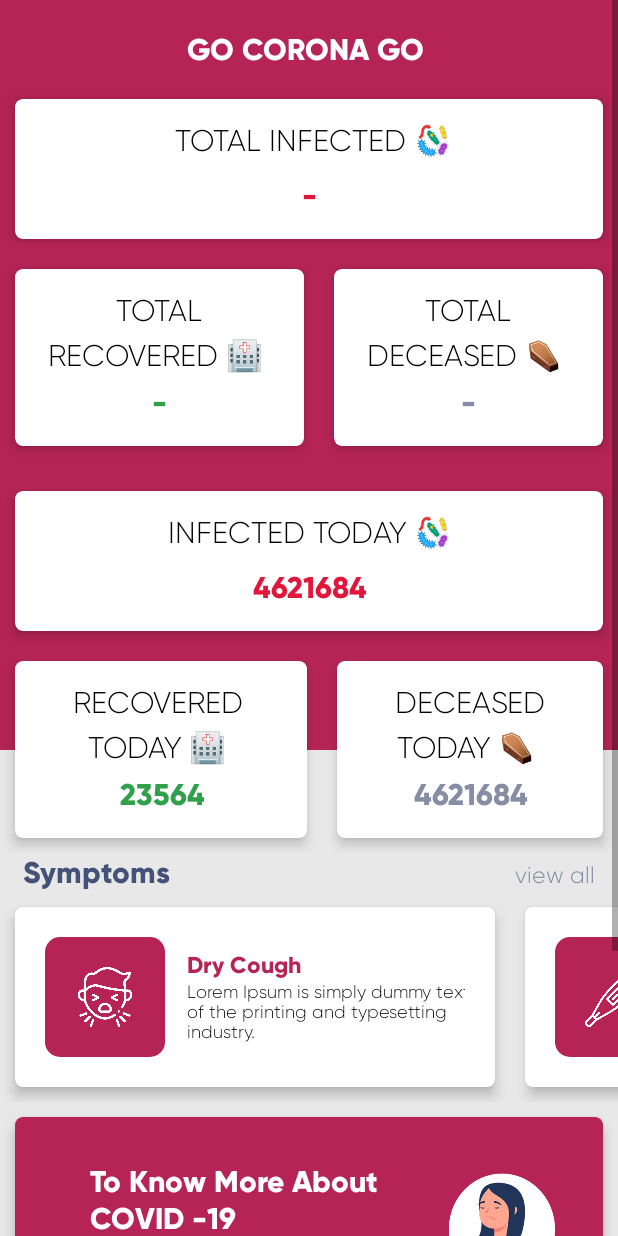
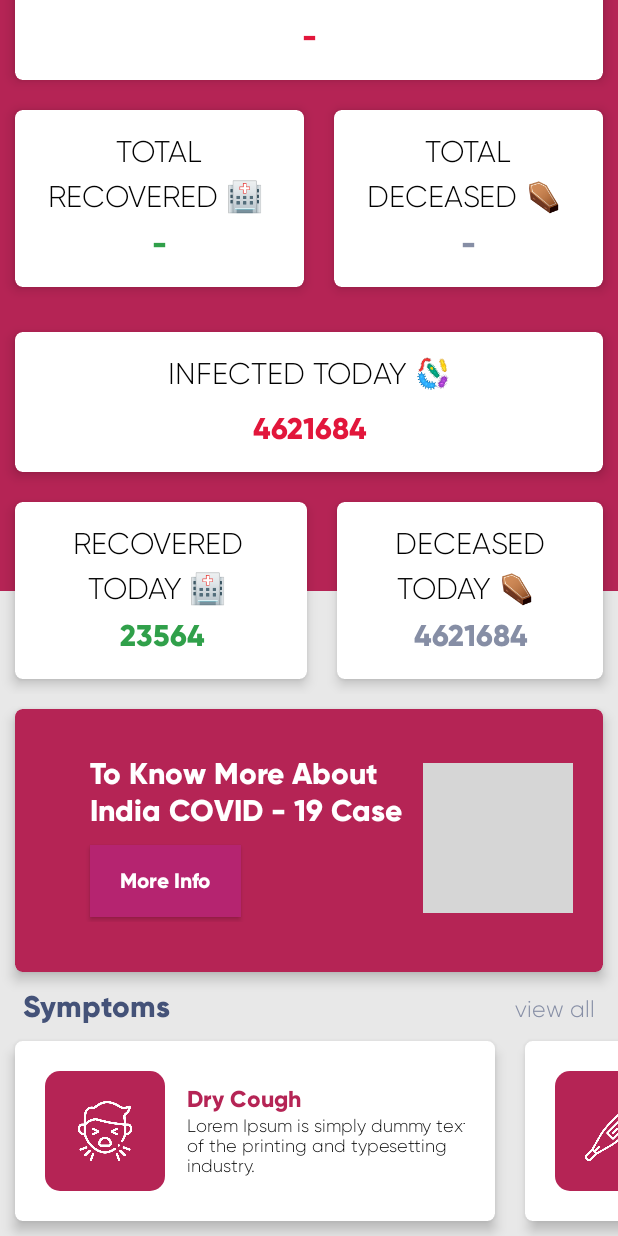
Before and after one commit to darrenjohn25/Covid-19-Kotlin, an Android app: the MainActivity screen opened directly, with no data from a screen before it, on a phone screen of 412 x 824 dp. Run offline under Robolectric (Android 15) with nearby library versions, the phone set to English and light mode, and no system bars; our stand-ins replace Volley; network calls fail; grey boxes are pictures that could not be loaded.

Commit message:
api changed, india card added, notification bar color changed

```diff
--- a/app/src/main/java/com/nopalyer/covidapp/MainActivity.kt
+++ b/app/src/main/java/com/nopalyer/covidapp/MainActivity.kt
@@ -3,6 +3,7 @@ package com.nopalyer.covidapp
 import android.content.Intent
 import androidx.appcompat.app.AppCompatActivity
 import android.os.Bundle
+import android.util.Log
 import android.widget.LinearLayout
 import android.widget.Toast
 import androidx.recyclerview.widget.LinearLayoutManager
@@ -44,7 +45,10 @@ class MainActivity : AppCompatActivity() {
             var intent = Intent(this@MainActivity,SymptomsActivity::class.java)
             startActivity(intent)
         }
-
+        btnKnowMoreindia.setOnClickListener {
+            var intent = Intent(this@MainActivity,KnowMoreActivity::class.java)
+            startActivity(intent)
+        }
         btnKnowMore.setOnClickListener {
             var intent = Intent(this@MainActivity,KnowMoreActivity::class.java)
             startActivity(intent)
@@ -55,12 +59,11 @@ class MainActivity : AppCompatActivity() {
             startActivity(intent)
         }
 
-
+        getGlobaltodayData()
         getGlobalData()
     }
-
-    fun getGlobalData(){
-        val url:String ="https://corona.lmao.ninja/v2/all/"
+   fun getGlobaltodayData(){
+       val url:String ="https://covid19.mathdro.id/api/countries/INDIA"
 
        val stringRequest = StringRequest(
            Request.Method.GET,
@@ -68,15 +71,13 @@ class MainActivity : AppCompatActivity() {
            Response.Listener<String> {
 
                var jsonObject = JSONObject(it.toString())
-
-                //now set values in textview
-                txtInfected.text = jsonObject.getString("cases")
-                txtRecoverd.text = jsonObject.getString("recovered")
-                txtDeceased.text = jsonObject.getString("deaths")
-             txtTodayInfected.text = jsonObject.getString("todayCases")
-              txtTodayRecoverd.text = jsonObject.getString("todayRecovered")
-           txtTodayDeceased.text = jsonObject.getString("todayDeaths")
-
+               var confirmed = JSONObject(jsonObject.getString("confirmed").toString())
+               var recovered = JSONObject(jsonObject.getString("recovered").toString())
+               var deaths = JSONObject(jsonObject.getString("deaths").toString())
+               Log.i("MainActivity","today - "+confirmed.getString("value"))
+              txtTodayInfected.text = confirmed.getString("value")
+              txtTodayRecoverd.text = recovered.getString("value")
+              txtTodayDeceased.text = deaths.getString("value")
            },
            Response.ErrorListener {
                Toast.makeText(this@MainActivity,it.toString(),Toast.LENGTH_LONG).show()
@@ -91,4 +92,31 @@ class MainActivity : AppCompatActivity() {
        requestQueue.add(stringRequest)
    }
 
+   fun getGlobalData(){
+       val url:String ="https://covid19.mathdro.id/api"
+
+       val stringRequest = StringRequest(
+           Request.Method.GET,
+           url,
+           Response.Listener<String> {
+               var jsonObject = JSONObject(it.toString())
+               var confirmed = JSONObject(jsonObject.getString("confirmed").toString())
+               var recovered = JSONObject(jsonObject.getString("recovered").toString())
+               var deaths = JSONObject(jsonObject.getString("deaths").toString())
+               //now set values in textview
+               txtInfected.text = confirmed.getString("value")
+               txtRecoverd.text = recovered.getString("value")
+               txtDeceased.text = deaths.getString("value")
+           },
+           Response.ErrorListener {
+               Toast.makeText(this@MainActivity,it.toString(),Toast.LENGTH_LONG).show()
+               txtInfected.text = "-"
+               txtRecoverd.text = "-"
+               txtDeceased.text = "-"
            }
+       )
+
+       val requestQueue = Volley.newRequestQueue(this@MainActivity)
+       requestQueue.add(stringRequest)
+   }
+}
--- a/app/src/main/res/layout/activity_main.xml
+++ b/app/src/main/res/layout/activity_main.xml
@@ -24,6 +24,8 @@
         android:layout_width="match_parent"
         android:layout_height="match_parent"
         android:orientation="vertical">
+
+
 
         <TextView
             android:layout_width="match_parent"
@@ -216,18 +218,16 @@
                             android:textAlignment="center"
                             android:textColor="@color/colorBlack"
                             android:textSize="20sp" />
-
                         <TextView
                             android:id="@+id/txtTodayInfected"
                             android:layout_width="match_parent"
                             android:layout_height="wrap_content"
+                            android:layout_margin="6dp"
                             android:fontFamily="@font/gilroy_bold"
-                            android:layout_margin="6dp"
                             android:text="4621684"
                             android:textAlignment="center"
                             android:textColor="@color/colorRed"
                             android:textSize="20sp" />
-
                     </LinearLayout>
 
                 </androidx.cardview.widget.CardView>
@@ -343,6 +343,66 @@
 
         </LinearLayout>
 
+        <androidx.cardview.widget.CardView
+            android:layout_width="match_parent"
+            android:layout_height="175dp"
+            android:layout_margin="10dp"
+            android:padding="10dp"
+            app:cardBackgroundColor="@color/colorPrimary"
+            app:cardCornerRadius="5dp"
+            app:cardElevation="5dp">
+
+            <LinearLayout
+                android:layout_width="match_parent"
+                android:layout_height="152dp"
+                android:layout_margin="10dp"
+                android:orientation="horizontal"
+                android:padding="10dp">
+
+                <LinearLayout
+                    android:layout_width="match_parent"
+                    android:layout_height="match_parent"
+                    android:layout_marginLeft="10dp"
+                    android:layout_weight="1"
+                    android:background="@color/colorPrimary"
+                    android:orientation="vertical"
+                    android:padding="10dp">
+
+                    <TextView
+                        android:layout_width="match_parent"
+                        android:layout_height="wrap_content"
+                        android:layout_marginLeft="10dp"
+                        android:fontFamily="@font/gilroy_bold"
+                        android:text="To Know More About India COVID - 19 Case"
+                        android:textColor="@color/colorWhite"
+                        android:textSize="20sp" />
+
+                    <Button
+                        android:id="@+id/btnKnowMoreindia"
+                        android:layout_width="wrap_content"
+                        android:layout_height="wrap_content"
+                        android:layout_marginLeft="10dp"
+                        android:layout_marginTop="10dp"
+                        android:background="@color/colorDarkBlue"
+                        android:fontFamily="@font/gilroy_bold"
+                        android:paddingLeft="20dp"
+                        android:paddingRight="20dp"
+                        android:text="More Info"
+                        android:textAllCaps="false"
+                        android:textColor="@color/colorWhite"
+                        android:textSize="14sp" />
+                </LinearLayout>
+
+
+                <ImageView
+                    android:layout_width="100dp"
+                    android:layout_height="100dp"
+                    android:layout_gravity="center"
+                    android:src="@drawable/ed" />
+
+            </LinearLayout>
+
+        </androidx.cardview.widget.CardView>
 
         <LinearLayout
             android:layout_width="match_parent"
--- a/app/src/main/res/values/colors.xml
+++ b/app/src/main/res/values/colors.xml
@@ -1,7 +1,7 @@
 <?xml version="1.0" encoding="utf-8"?>
 <resources>
     <color name="colorPrimary">#B52455</color>
-    <color name="colorPrimaryDark">#5560F0</color>
+    <color name="colorPrimaryDark">#B52455</color>
     <color name="colorDarkBlue">#B52470</color>
     <color name="colorLightBlue">#B52455</color>
     <color name="colorAccent">#E8E8E8</color>
```
Also changed, not shown: app/src/main/java/com/nopalyer/covidapp/KnowMoreIndiaActivity.kt (added, +17 -0 lines), app/src/main/res/layout/activity_know_more_india.xml (added, +9 -0 lines). Lines whose indentation alone changed are shown as unchanged.
